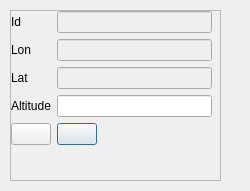
QDeltaSoft/qradiopredict, file QRadioPredict/flightplanform.ui: the form before one commit.
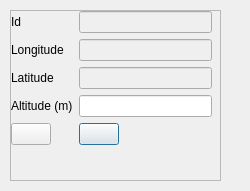
The form after the commit. Icons and pictures are not drawn.

What changed in the file:
```diff
--- a/QRadioPredict/flightplanform.ui
+++ b/QRadioPredict/flightplanform.ui
@@ -67,7 +67,7 @@
       <item row="1" column="0">
        <widget class="QLabel" name="lonLabel">
         <property name="text">
-         <string>Lon</string>
+         <string>Longitude</string>
         </property>
        </widget>
       </item>
@@ -81,7 +81,7 @@
       <item row="2" column="0">
        <widget class="QLabel" name="latLabel">
         <property name="text">
-         <string>Lat</string>
+         <string>Latitude</string>
         </property>
        </widget>
       </item>
@@ -95,7 +95,7 @@
       <item row="3" column="0">
        <widget class="QLabel" name="altitudeLabel">
         <property name="text">
-         <string>Altitude</string>
+         <string>Altitude (m)</string>
         </property>
        </widget>
       </item>
```
